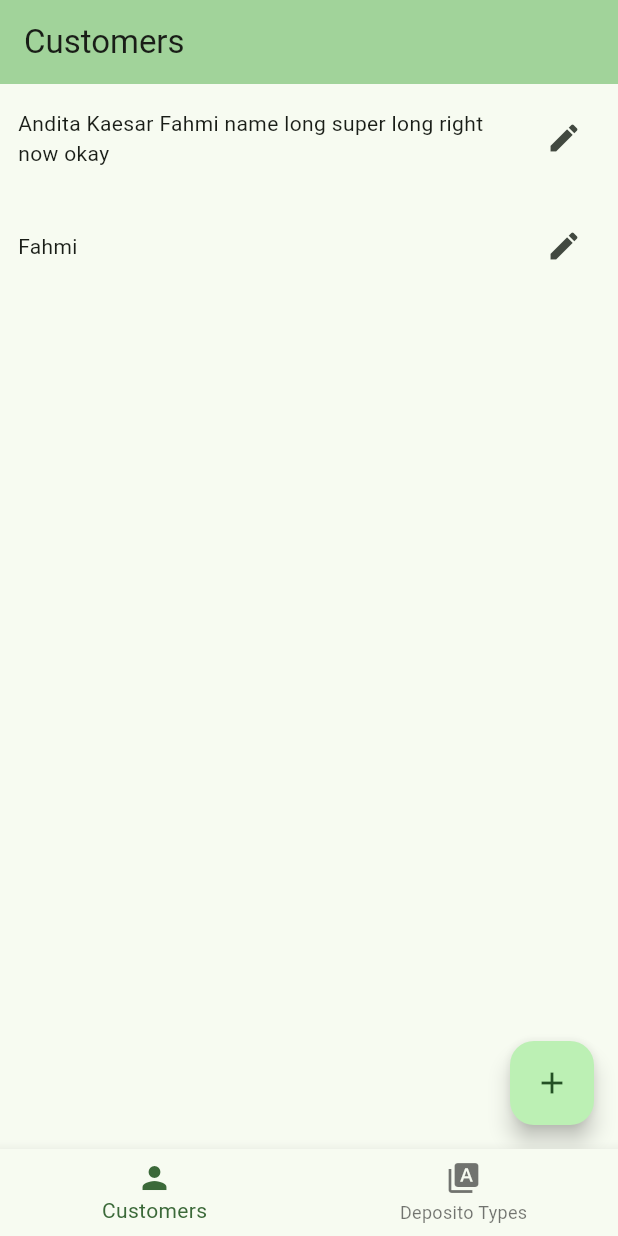
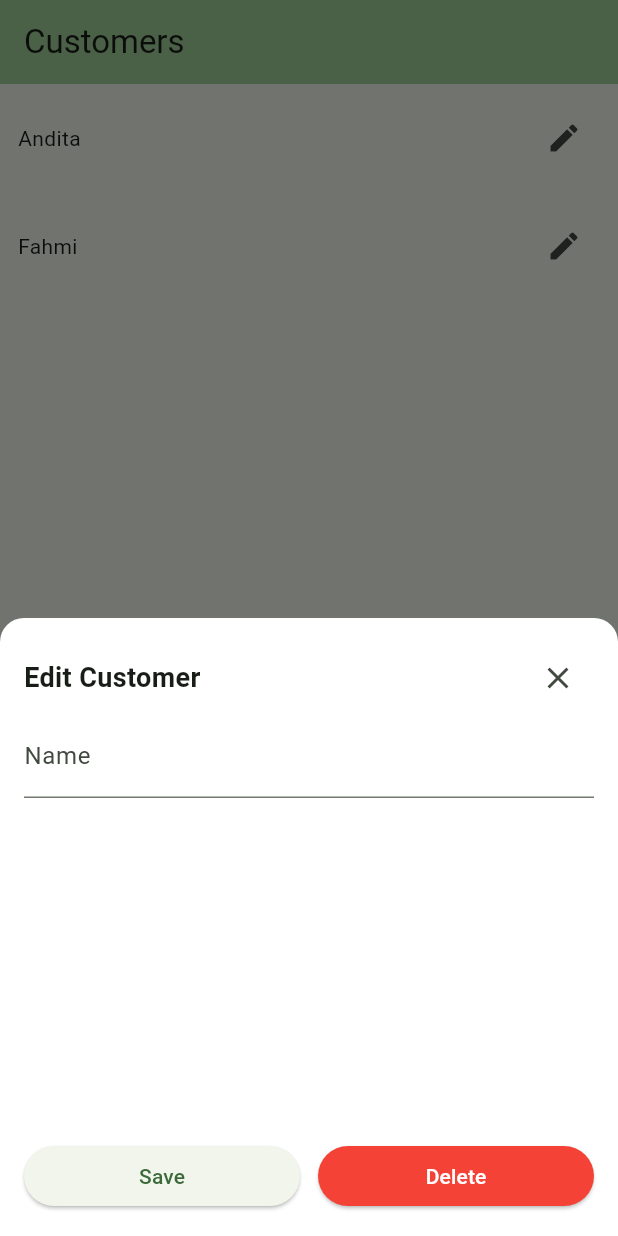
Before and after one commit to anditakaesar/bank-saving-app, a Flutter app: the screen it shows after launch, after a tap on the "edit" icon, on a phone screen of 412 x 824 dp. Run offline on Flutter 3.47's test engine with Material 3 defaults, Android fonts, the phone set to English and light mode, and no system bars.

Commit message:
feat: add edit functionality on customer and deposito type

```diff
--- a/lib/main.dart
+++ b/lib/main.dart
@@ -1,4 +1,6 @@
+import 'package:bank_saving_system/views/homepage_view.dart';
 import 'package:flutter/material.dart';
+
 
 void main() {
   runApp(const MyApp());
@@ -15,132 +17,7 @@ class MyApp extends StatelessWidget {
       theme: ThemeData(
         colorScheme: ColorScheme.fromSeed(seedColor: Colors.green),
       ),
-      home: const HomePage(title: 'Customers'),
+      home: const HomePage(),
     );
   }
 }
-
-class HomePage extends StatefulWidget {
-  const HomePage({super.key, required this.title});
-  final String title;
-
-  @override
-  State<HomePage> createState() => _HomePageState();
-}
-
-class _HomePageState extends State<HomePage> {
-  int _currentIndex = 0;
-
-  static final List<Widget> _pageOptions = <Widget>[
-    CustomerPage(),
-    DepositTypePage(),
-  ];
-
-  void _onTapMenu(int newIndex) {
-    setState(() {
-      _currentIndex = newIndex;
-    });
-  }
-
-  @override
-  Widget build(BuildContext context) {
-    return Scaffold(
-      bottomNavigationBar: BottomNavigationBar(
-        items: const <BottomNavigationBarItem>[
-          BottomNavigationBarItem(icon: Icon(Icons.person), label: 'Customers'),
-          BottomNavigationBarItem(icon: Icon(Icons.type_specimen), label: 'Deposito Types'),
-        ],
-        currentIndex: _currentIndex,
-        selectedItemColor: Theme.of(context).colorScheme.primary,
-        onTap: _onTapMenu,
-      ),
-
-      body: _pageOptions[_currentIndex]
-    );
-  }
-}
-
-class CustomerPage extends StatelessWidget {
-  CustomerPage({super.key});
-
-  final List<String> _listCustomer = [
-    'Andita Kaesar Fahmi name long super long right now okay',
-    'Fahmi'
-  ];
-
-  @override
-  Widget build(BuildContext context) {
-    return Scaffold(
-      appBar: AppBar(
-        backgroundColor: Theme.of(context).colorScheme.inversePrimary,
-        title: Text('Customers'),
-      ),
-
-      floatingActionButton: FloatingActionButton(
-        onPressed: (){},
-        child: const Icon(Icons.add),
-      ),
-
-      body: ListView(
-        children: _listCustomer.map((name) {
-          return InkWell(
-            onTap: () {},
-            child: Container(
-              padding: EdgeInsets.all(12.0),
-              child: Row(
-                mainAxisAlignment: MainAxisAlignment.spaceBetween,
-                children: [
-                  Expanded(child: Text(name)),
-                  IconButton(onPressed: (){}, icon: Icon(Icons.edit))
-                ],
-              ),
-            ),
-          );
-        }).toList(),
-      ),
-    );
-  }
-}
-
-class DepositTypePage extends StatelessWidget {
-  DepositTypePage({super.key});
-
-  final List<String> _listDeposito = [
-    'Bronze 3% p.a.',
-    'Silver 5% p.a.',
-    'Gold 7% p.a.'
-  ];
-
-  @override
-  Widget build(BuildContext context) {
-    return Scaffold(
-      appBar: AppBar(
-        backgroundColor: Theme.of(context).colorScheme.inversePrimary,
-        title: Text('Deposito Types'),
-      ),
-
-      floatingActionButton: FloatingActionButton(
-        onPressed: (){},
-        child: const Icon(Icons.add),
-      ),
-
-      body: ListView(
-        children: _listDeposito.map((name) {
-          return InkWell(
-            onTap: () {},
-            child: Container(
-              padding: EdgeInsets.all(12.0),
-              child: Row(
-                mainAxisAlignment: MainAxisAlignment.spaceBetween,
-                children: [
-                  Expanded(child: Text(name)),
-                  IconButton(onPressed: (){}, icon: Icon(Icons.edit))
-                ],
-              ),
-            ),
-          );
-        }).toList(),
-      ),
-    );
-  }
-}
--- /dev/null
+++ b/lib/views/customer_view.dart
@@ -0,0 +1,210 @@
+import 'package:flutter/material.dart';
+
+class CustomerPage extends StatelessWidget {
+  CustomerPage({super.key});
+
+  final List<String> _listCustomer = [
+    'Andita',
+    'Fahmi'
+  ];
+
+  @override
+  Widget build(BuildContext context) {
+    return Scaffold(
+      appBar: AppBar(
+        backgroundColor: Theme.of(context).colorScheme.inversePrimary,
+        title: Text('Customers'),
+      ),
+
+      floatingActionButton: FloatingActionButton(
+        onPressed: () {
+          showModalBottomSheet(
+            context: context,
+            isScrollControlled: true,
+            backgroundColor: Colors.white,
+            shape: const RoundedRectangleBorder(
+              borderRadius: BorderRadius.vertical(top: Radius.circular(16)),
+            ),
+            builder: (BuildContext context) {
+              return FractionallySizedBox(
+                heightFactor: 0.50,
+                child: Padding(
+                  padding: const EdgeInsets.all(16.0),
+                  child: Column(
+                    mainAxisSize: MainAxisSize.min,
+                    crossAxisAlignment: CrossAxisAlignment.stretch,
+                    children: [
+                      // Header row
+                      Row(
+                        mainAxisAlignment: MainAxisAlignment.spaceBetween,
+                        children: [
+                          const Text(
+                            'Add New Customer',
+                            style: TextStyle(
+                              fontSize: 18,
+                              fontWeight: FontWeight.bold,
+                            ),
+                          ),
+                          IconButton(
+                            icon: const Icon(Icons.close),
+                            onPressed: () => Navigator.pop(context),
+                          ),
+                        ],
+                      ),
+
+                      Expanded(
+                        child: SingleChildScrollView(
+                          child: TextFormField(
+                            decoration: const InputDecoration(
+                              border: UnderlineInputBorder(),
+                              labelText: 'Name',
+                            ),
+                          ),
+                        ),
+                      ),
+
+                      ElevatedButton(
+                        onPressed: () => Navigator.pop(context),
+                        child: const Text('Create'),
+                      ),
+                    ],
+                  ),
+                ),
+              );
+            },
+          );
+        },
+        child: const Icon(Icons.add),
+      ),
+
+      body: ListView(
+        children: _listCustomer.map((name) {
+          return InkWell(
+            onTap: () {
+
+            },
+            child: Container(
+              padding: EdgeInsets.all(12.0),
+              child: Row(
+                mainAxisAlignment: MainAxisAlignment.spaceBetween,
+                children: [
+                  Expanded(child: Text(name)),
+                  IconButton(
+                    onPressed: (){
+                      showModalBottomSheet(
+                        context: context,
+                        isScrollControlled: true,
+                        backgroundColor: Colors.white,
+                        shape: const RoundedRectangleBorder(
+                          borderRadius: BorderRadius.vertical(top: Radius.circular(16)),
+                        ),
+                        builder: (BuildContext context) {
+                          return FractionallySizedBox(
+                            heightFactor: 0.50,
+                            child: Padding(
+                              padding: const EdgeInsets.all(16.0),
+                              child: Column(
+                                mainAxisSize: MainAxisSize.min,
+                                crossAxisAlignment: CrossAxisAlignment.stretch,
+                                children: [
+                                  // Header row
+                                  Row(
+                                    mainAxisAlignment: MainAxisAlignment.spaceBetween,
+                                    children: [
+                                      const Text(
+                                        'Edit Customer',
+                                        style: TextStyle(
+                                          fontSize: 18,
+                                          fontWeight: FontWeight.bold,
+                                        ),
+                                      ),
+                                      IconButton(
+                                        icon: const Icon(Icons.close),
+                                        onPressed: () => Navigator.pop(context),
+                                      ),
+                                    ],
+                                  ),
+
+                                  Expanded(
+                                    child: SingleChildScrollView(
+                                      child: TextFormField(
+                                        decoration: const InputDecoration(
+                                          border: UnderlineInputBorder(),
+                                          labelText: 'Name',
+                                        ),
+                                      ),
+                                    ),
+                                  ),
+
+                                  Row(
+                                    mainAxisAlignment: MainAxisAlignment.spaceAround,
+                                    children: [
+                                      Expanded(
+                                        child: ElevatedButton(
+                                          onPressed: () {},
+                                          child: const Text('Save'),
+                                        ),
+                                      ),
+                                      const SizedBox(width: 12.0),
+                                      Expanded(
+                                        child: ElevatedButton(
+                                          style: ElevatedButton.styleFrom(
+                                            backgroundColor: Colors.red,
+                                            foregroundColor: Colors.white,
+                                          ),
+                                          onPressed: () async {
+                                            final bool? confirm = await showDialog<bool>(
+                                              context: context,
+                                              builder: (BuildContext context) {
+                                                return AlertDialog(
+                                                  title: const Text('Confirm Delete'),
+                                                  content: const Text('Are you sure you want to delete this item?'),
+                                                  actions: [
+                                                    TextButton(
+                                                      onPressed: () => Navigator.pop(context, false), // cancel
+                                                      child: const Text('Cancel'),
+                                                    ),
+                                                    ElevatedButton(
+                                                      style: ElevatedButton.styleFrom(
+                                                        backgroundColor: Colors.red,
+                                                        foregroundColor: Colors.white,
+                                                      ),
+                                                      onPressed: () => Navigator.pop(context, true), // confirm
+                                                      child: const Text('Delete'),
+                                                    ),
+                                                  ],
+                                                );
+                                              },
+                                            );
+
+                                            if (confirm == true) {
+                                              // Proceed with deletion logic here
+                                              ScaffoldMessenger.of(context).showSnackBar(
+                                                const SnackBar(content: Text('Item deleted')),
+                                              );
+                                            }
+                                          },
+
+                                          child: const Text('Delete'),
+                                        ),
+                                      ),
+                                    ],
+                                  ),
+                                ],
+                              ),
+                            ),
+                          );
+                        },
+                      );
+                    },
+                    icon: Icon(Icons.edit),
+                  ),
+                ],
+              ),
+            ),
+          );
+        }).toList(),
+      ),
+    );
+  }
+}
--- /dev/null
+++ b/lib/views/homepage_view.dart
@@ -0,0 +1,42 @@
+import 'package:bank_saving_system/views/customer_view.dart';
+import 'package:bank_saving_system/views/deposito_type_view.dart';
+import 'package:flutter/material.dart';
+
+class HomePage extends StatefulWidget {
+  const HomePage({super.key});
+
+  @override
+  State<HomePage> createState() => _HomePageState();
+}
+
+class _HomePageState extends State<HomePage> {
+  int _currentIndex = 0;
+
+  static final List<Widget> _pageOptions = <Widget>[
+    CustomerPage(),
+    DepositTypePage(),
+  ];
+
+  void _onTapMenu(int newIndex) {
+    setState(() {
+      _currentIndex = newIndex;
+    });
+  }
+
+  @override
+  Widget build(BuildContext context) {
+    return Scaffold(
+        bottomNavigationBar: BottomNavigationBar(
+          items: const <BottomNavigationBarItem>[
+            BottomNavigationBarItem(icon: Icon(Icons.person), label: 'Customers'),
+            BottomNavigationBarItem(icon: Icon(Icons.type_specimen), label: 'Deposito Types'),
+          ],
+          currentIndex: _currentIndex,
+          selectedItemColor: Theme.of(context).colorScheme.primary,
+          onTap: _onTapMenu,
+        ),
+
+        body: _pageOptions[_currentIndex]
+    );
+  }
+}
```
Also changed, not shown: lib/views/deposito_type_view.dart (added, +234 -0 lines).
